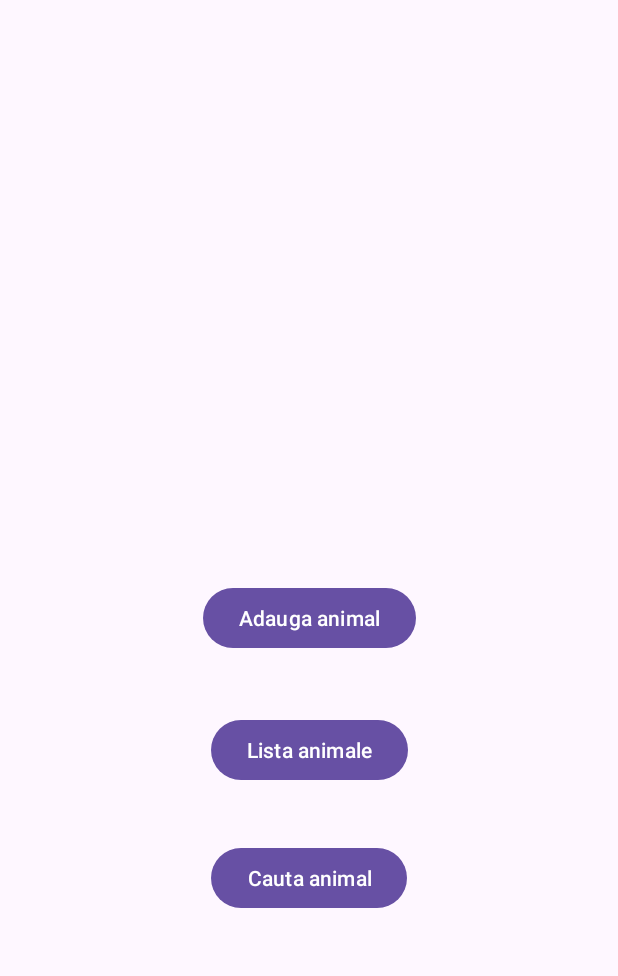
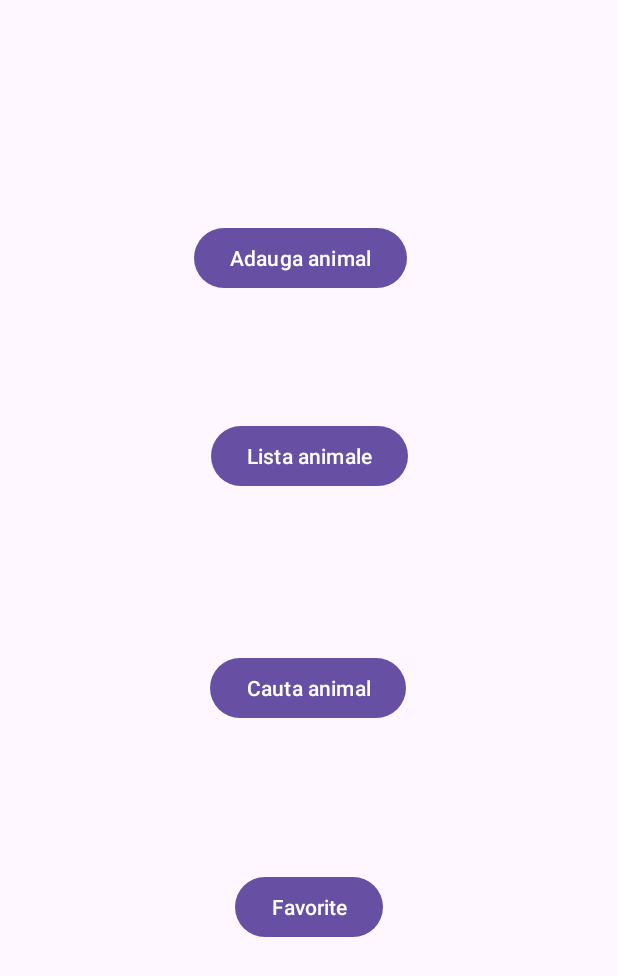
Before and after one commit to mihaela2003/Radu_Mihaela_Alexandra_ActivitateDAM2024, an Android app: the screen it shows after launch (MainActivity), on a phone screen of 412 x 824 dp. Shown: the top 976 px of the screen. Run offline under Robolectric (Android 15) with nearby library versions, the phone set to English and light mode, and no system bars.

```diff
--- a/pregatire_test2_1/app/src/main/AndroidManifest.xml
+++ b/pregatire_test2_1/app/src/main/AndroidManifest.xml
@@ -1,6 +1,7 @@
 <?xml version="1.0" encoding="utf-8"?>
 <manifest xmlns:android="http://schemas.android.com/apk/res/android"
     xmlns:tools="http://schemas.android.com/tools">
+
     <uses-permission android:name="android.permission.INTERNET" />
 
     <application
@@ -13,6 +14,9 @@
         android:supportsRtl="true"
         android:theme="@style/Theme.Pregatire_test2_1"
         tools:targetApi="31">
+        <activity
+            android:name=".SharedPreferencesList"
+            android:exported="false" />
         <activity
             android:name=".APINinjaAnimalsActivity"
             android:exported="false" />
--- a/pregatire_test2_1/app/src/main/java/com/example/pregatire_test2_1/MainActivity.java
+++ b/pregatire_test2_1/app/src/main/java/com/example/pregatire_test2_1/MainActivity.java
@@ -57,6 +57,15 @@ public class MainActivity extends AppCompatActivity {
                 startActivity(it);
             }
         });
+
+        Button btnFavorite = findViewById(R.id.favorite);
+        btnFavorite.setOnClickListener(new View.OnClickListener() {
+            @Override
+            public void onClick(View view) {
+                Intent it = new Intent(getApplicationContext(), SharedPreferencesList.class);
+                startActivity(it);
+            }
+        });
     }
 
     @Override
--- a/pregatire_test2_1/app/src/main/res/layout/activity_main.xml
+++ b/pregatire_test2_1/app/src/main/res/layout/activity_main.xml
@@ -14,8 +14,10 @@
         android:text="Adauga animal"
         app:layout_constraintBottom_toBottomOf="parent"
         app:layout_constraintEnd_toEndOf="parent"
+        app:layout_constraintHorizontal_bias="0.479"
         app:layout_constraintStart_toStartOf="parent"
-        app:layout_constraintTop_toTopOf="parent" />
+        app:layout_constraintTop_toTopOf="parent"
+        app:layout_constraintVertical_bias="0.191" />
 
     <Button
         android:id="@+id/lista"
@@ -26,7 +28,7 @@
         app:layout_constraintEnd_toEndOf="parent"
         app:layout_constraintStart_toStartOf="parent"
         app:layout_constraintTop_toTopOf="parent"
-        app:layout_constraintVertical_bias="0.613" />
+        app:layout_constraintVertical_bias="0.361" />
 
     <Button
         android:id="@+id/jsonApi"
@@ -35,8 +37,19 @@
         android:text="Cauta animal"
         app:layout_constraintBottom_toBottomOf="parent"
         app:layout_constraintEnd_toEndOf="parent"
-        app:layout_constraintHorizontal_bias="0.501"
+        app:layout_constraintHorizontal_bias="0.498"
         app:layout_constraintStart_toStartOf="parent"
         app:layout_constraintTop_toTopOf="parent"
-        app:layout_constraintVertical_bias="0.723" />
+        app:layout_constraintVertical_bias="0.56" />
+
+    <Button
+        android:id="@+id/favorite"
+        android:layout_width="wrap_content"
+        android:layout_height="wrap_content"
+        android:text="Favorite"
+        app:layout_constraintBottom_toBottomOf="parent"
+        app:layout_constraintEnd_toEndOf="parent"
+        app:layout_constraintStart_toStartOf="parent"
+        app:layout_constraintTop_toTopOf="parent"
+        app:layout_constraintVertical_bias="0.748" />
 </androidx.constraintlayout.widget.ConstraintLayout>
```
Also changed, not shown: pregatire_test2_1/app/src/main/java/com/example/pregatire_test2_1/Animal.java (+10 -0 lines), pregatire_test2_1/app/src/main/java/com/example/pregatire_test2_1/ListaAnimale.java (+18 -14 lines), pregatire_test2_1/app/src/main/java/com/example/pregatire_test2_1/SharedPreferencesList.java (added, +42 -0 lines), pregatire_test2_1/app/src/main/res/layout/activity_shared_preferences_list.xml (added, +17 -0 lines).
